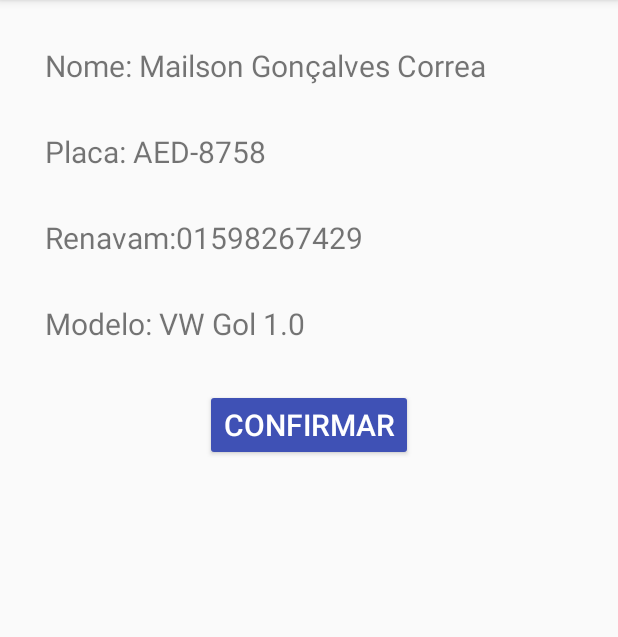
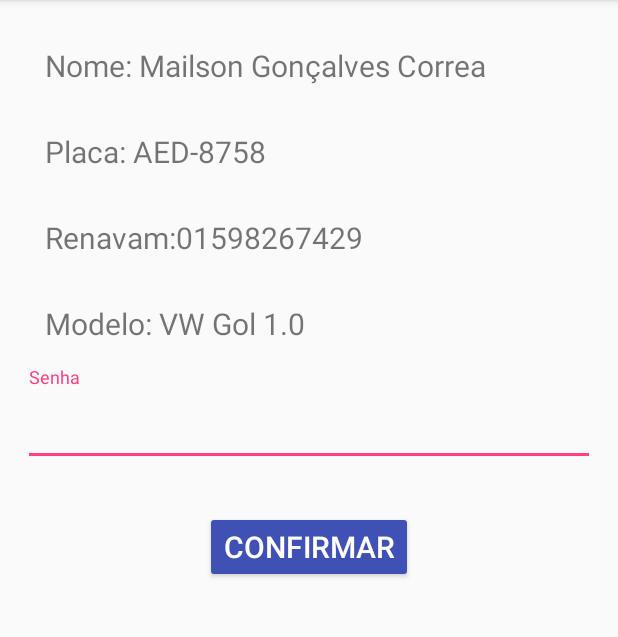
Before and after one commit to mailsongc/TCC2, an Android app: the DadosActivity screen opened directly, with no data from a screen before it, on a phone screen of 412 x 824 dp, the part 84-721 px from its top. Run offline under Robolectric (Android 15) with nearby library versions, the phone set to English and light mode, and no system bars.

Commit message:
Recebendo notificação
Recebendo notificação

```diff
--- a/app/build.gradle
+++ b/app/build.gradle
@@ -29,7 +29,10 @@ dependencies {
     implementation 'com.android.support:cardview-v7:26.1.0'
     implementation 'com.android.support.constraint:constraint-layout:1.0.2'
     implementation 'com.android.support:design:26.1.0'
+    implementation 'com.google.firebase:firebase-messaging:11.8.0'
     testImplementation 'junit:junit:4.12'
     androidTestImplementation 'com.android.support.test:runner:1.0.1'
     androidTestImplementation 'com.android.support.test.espresso:espresso-core:3.0.1'
 }
+
+apply plugin: 'com.google.gms.google-services'
--- a/app/src/main/res/layout/activity_dados.xml
+++ b/app/src/main/res/layout/activity_dados.xml
@@ -42,6 +42,21 @@
         android:layout_marginTop="30dp"
         android:text="Modelo: VW Gol 1.0"/>
 
+    <android.support.design.widget.TextInputLayout
+        android:layout_width="match_parent"
+        android:layout_marginTop="15dp"
+        android:layout_marginLeft="15dp"
+        android:layout_marginRight="15dp"
+        android:layout_height="wrap_content">
+
+        <android.support.v7.widget.AppCompatEditText
+            android:id="@+id/edSenha"
+            android:layout_width="match_parent"
+            android:hint="Senha"
+            android:textSize="25dp"
+            android:inputType="textPassword"
+            android:layout_height="wrap_content" />
+    </android.support.design.widget.TextInputLayout>
 
     <android.support.v7.widget.AppCompatButton
         android:layout_width="wrap_content"
--- a/build.gradle
+++ b/build.gradle
@@ -12,6 +12,7 @@ buildscript {
 
         // NOTE: Do not place your application dependencies here; they belong
         // in the individual module build.gradle files
+        classpath 'com.google.gms:google-services:3.1.1'
     }
 }
 
```
Also changed, not shown: app/src/main/AndroidManifest.xml (+16 -0 lines), app/src/main/java/com/example/mailson/tcc/Classes/Notificacao.java (added, +52 -0 lines), app/src/main/res/drawable-hdpi/ic_stat_ic_notification.png (added), app/src/main/res/drawable-mdpi/ic_stat_ic_notification.png (added), app/src/main/res/drawable-xhdpi/ic_stat_ic_notification.png (added), app/src/main/res/drawable-xxhdpi/ic_stat_ic_notification.png (added), 1 other file.
